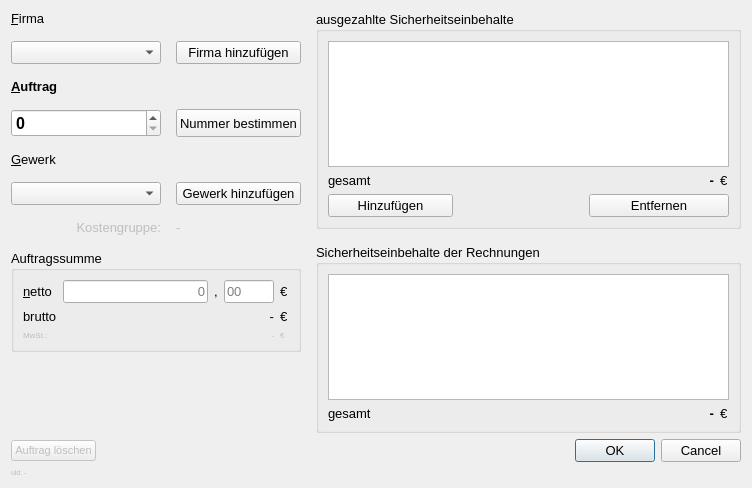
Before: the Qt Designer form ui/dlg/job_dialog.ui in timo-y/syp-kostenfortschreibung, drawn with Qt 5.
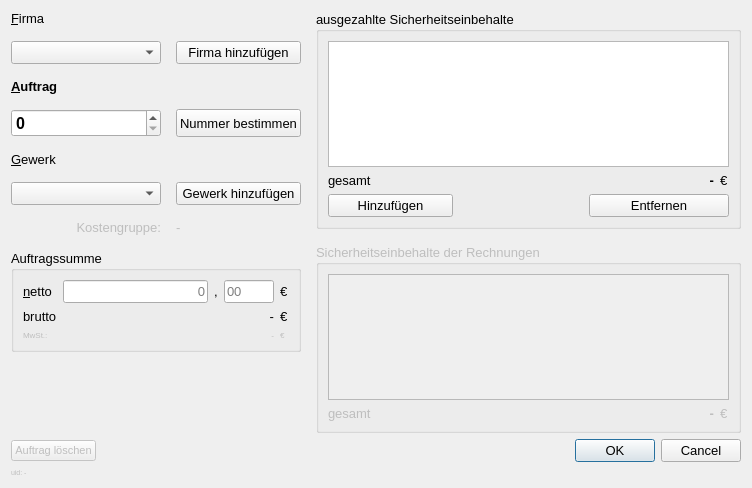
After: the same form once the commit is applied.

Diff of the .ui file:
```diff
--- a/ui/dlg/job_dialog.ui
+++ b/ui/dlg/job_dialog.ui
@@ -486,7 +486,10 @@
         </widget>
        </item>
        <item>
-        <widget class="QGroupBox" name="groupBox_job_sum_3">
+        <widget class="QGroupBox" name="groupBox_safety_deposits_of_jobs">
+         <property name="enabled">
+          <bool>false</bool>
+         </property>
          <property name="sizePolicy">
           <sizepolicy hsizetype="Preferred" vsizetype="Preferred">
            <horstretch>0</horstretch>
```
